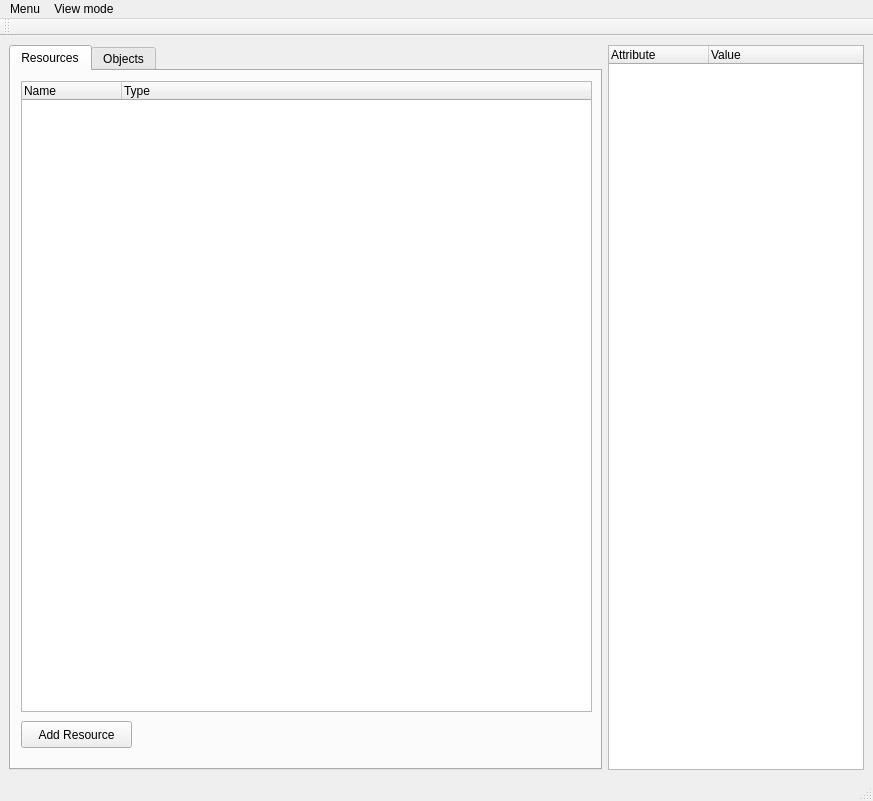
The window that UI/MainWindow.ui (ubuntunux/PyEngine3D) describes before a commit, drawn with Qt 5.
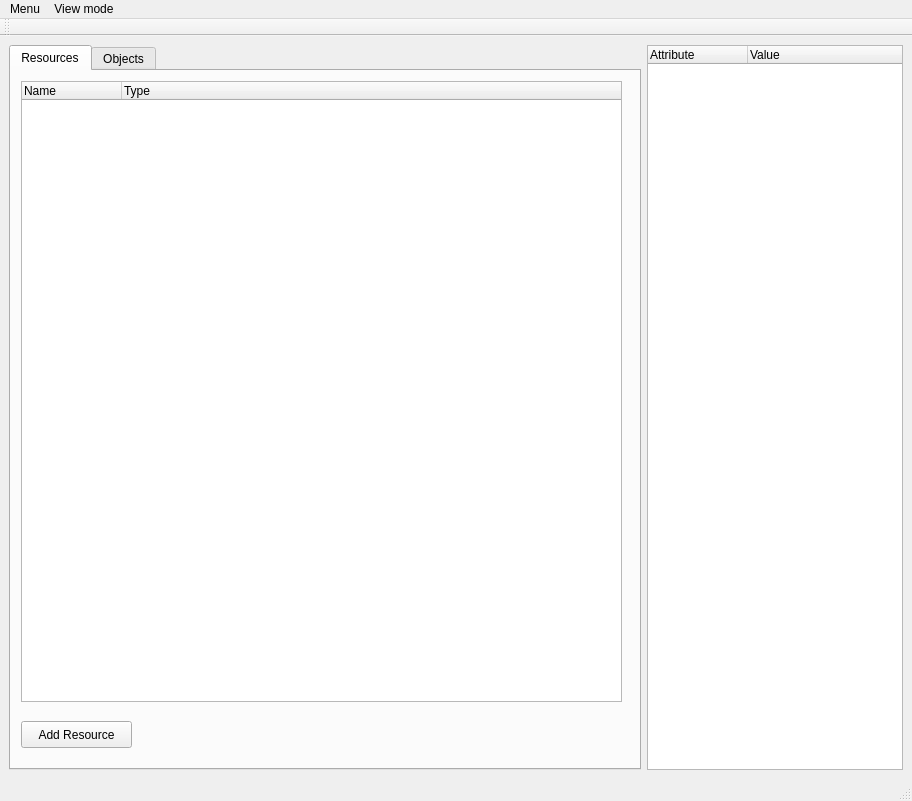
The same window after the commit.

The edit to the form file:
```diff
--- a/UI/MainWindow.ui
+++ b/UI/MainWindow.ui
@@ -6,7 +6,7 @@
    <rect>
     <x>0</x>
     <y>0</y>
-    <width>873</width>
+    <width>912</width>
     <height>801</height>
    </rect>
   </property>
@@ -71,8 +71,8 @@
          <rect>
           <x>10</x>
           <y>10</y>
-          <width>571</width>
-          <height>631</height>
+          <width>601</width>
+          <height>621</height>
          </rect>
         </property>
         <property name="columnCount">
@@ -155,7 +155,7 @@
     <rect>
      <x>0</x>
      <y>0</y>
-     <width>873</width>
+     <width>912</width>
      <height>25</height>
     </rect>
    </property>
```
